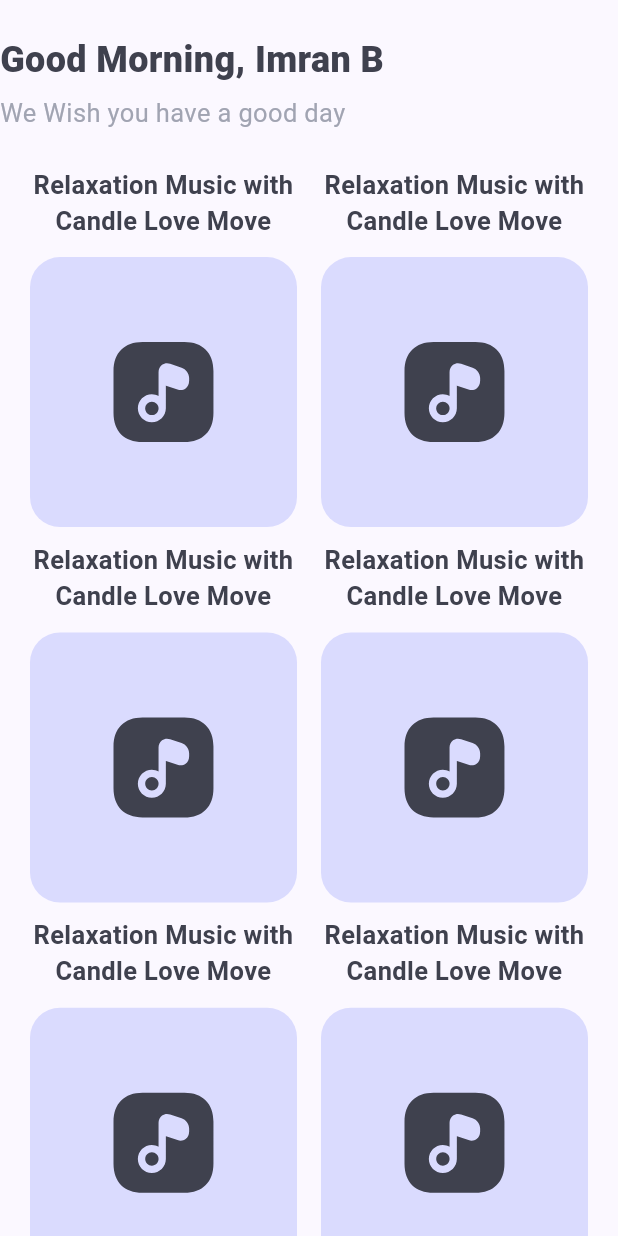
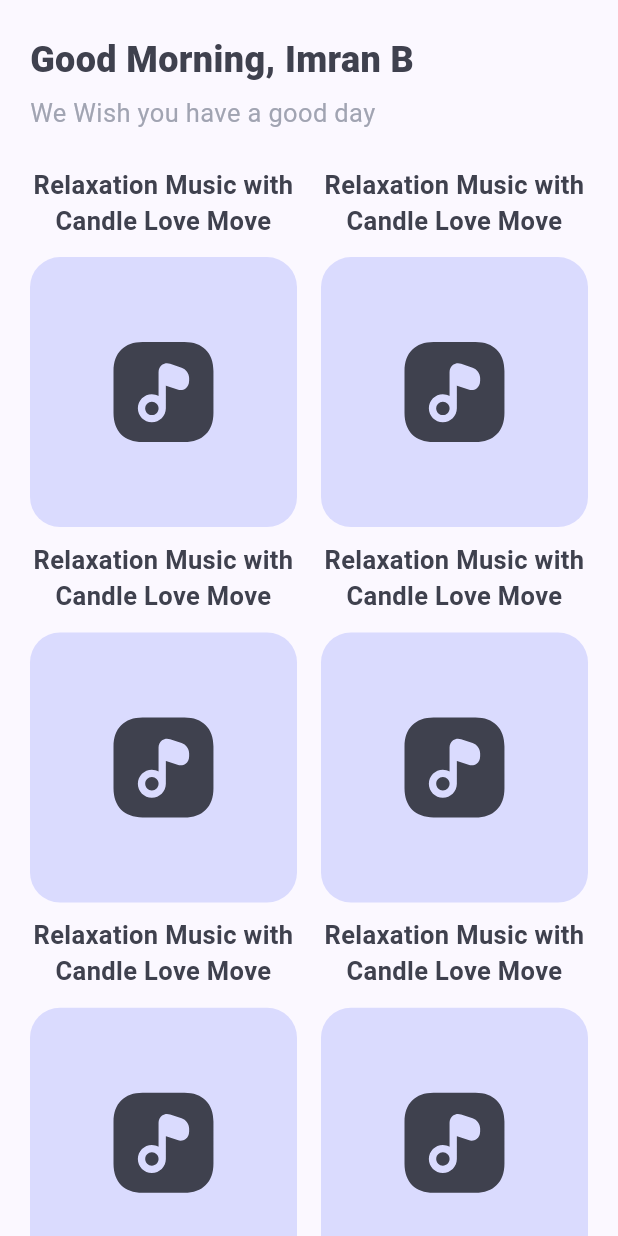
Before and after one commit to Imran200216/meditation_app, a Flutter app: the HomeScreen screen opened directly, scrolled down 576 dp, on a phone screen of 412 x 824 dp. Run offline on Flutter 3.47's test engine with Material 3 defaults, Android fonts, the phone set to English and light mode, and no system bars; drawn by our look-alikes of flutter_animate; our stand-ins replace audio_service, bloc, cached_network_image, equatable, flutter_bloc, flutter_svg and 6 more; Roboto replaces fonts that are missing (GoogleSans).

Commit message:
FEAT: Finished working with sliver app bar

```diff
--- a/lib/features/home/presentation/screens/home_screen.dart
+++ b/lib/features/home/presentation/screens/home_screen.dart
@@ -19,8 +19,7 @@ class HomeScreen extends StatelessWidget {
     final itemWidth = (size.width - 20 * 2 - 16) / 2;
     final itemHeight = itemWidth / 0.76;
 
-    return SafeArea(
-      child: Scaffold(
+    return Scaffold(
       body: CustomScrollView(
         physics: const BouncingScrollPhysics(),
         slivers: [
@@ -48,8 +47,11 @@ class HomeScreen extends StatelessWidget {
           // ================= PINNED GREETING HEADER =================
           SliverPersistentHeader(
             pinned: true,
+
             delegate: GreetingHeaderDelegate(
               height: 110,
+              child: Padding(
+                padding: const EdgeInsets.symmetric(horizontal: 20),
                 child:
                     Column(
                           crossAxisAlignment: CrossAxisAlignment.start,
@@ -75,6 +77,7 @@ class HomeScreen extends StatelessWidget {
                         .animate()
                         .fadeIn(duration: 500.ms)
                         .slideY(begin: -0.2, end: 0),
+              ),
             ),
           ),
 
@@ -157,7 +160,7 @@ class HomeScreen extends StatelessWidget {
                       },
                     )
                     .animate()
-                      .fadeIn(duration: 500.ms, delay: (index * 80).ms)
+                    .fadeIn(duration: 200.ms, delay: (index * 80).ms)
                     .slideY(begin: 0.3, end: 0);
               }, childCount: 20),
               gridDelegate: SliverGridDelegateWithFixedCrossAxisCount(
@@ -171,7 +174,6 @@ class HomeScreen extends StatelessWidget {
 
           const SliverToBoxAdapter(child: SizedBox(height: 30)),
         ],
-        ),
       ),
     );
   }
```
Lines whose indentation alone changed are shown as unchanged.
